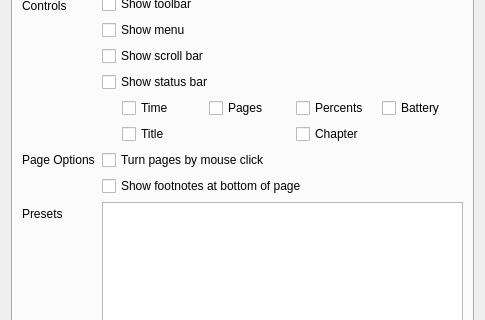
EXL/coolreader, file cr3qt/src/settings.ui: the form before one commit; both pictures show x 0 to 485 and y 108 to 428 of the 485 by 646 pixel window.
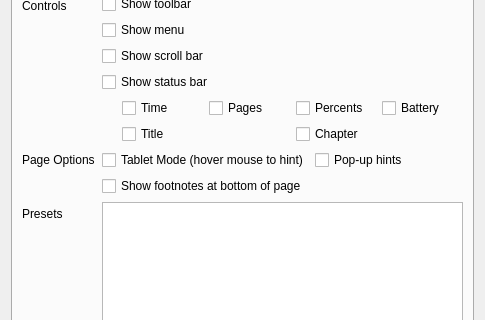
The form after the commit. The open tabs and pages were chosen to show the change. Icons and pictures are not drawn. Custom widgets are drawn as their Qt base class.

Commit message:
Implement tablet options
Add tooltip image and throw options to GUI

```diff
--- a/cr3qt/src/settings.ui
+++ b/cr3qt/src/settings.ui
@@ -133,11 +133,22 @@
           </widget>
          </item>
          <item row="5" column="1">
+          <layout class="QHBoxLayout" name="horizontalLayout_99">
+           <item>
           <widget class="QCheckBox" name="cbTurnPageMouse">
            <property name="text">
-            <string>Turn pages by mouse click</string>
-           </property>
-          </widget>
+              <string>Tablet Mode (hover mouse to hint)</string>
+             </property>
+            </widget>
+           </item>
+           <item>
+            <widget class="QCheckBox" name="cbShowHints">
+             <property name="text">
+              <string>Pop-up hints</string>
+             </property>
+            </widget>
+           </item>
+          </layout>
          </item>
          <item row="6" column="1">
           <widget class="QCheckBox" name="cbShowFootNotes">
```
Left out of the diff: 3 changed lines with no effect on the pictures. Lines whose indentation alone changed are shown as unchanged. The commit also changes 10 other files.
